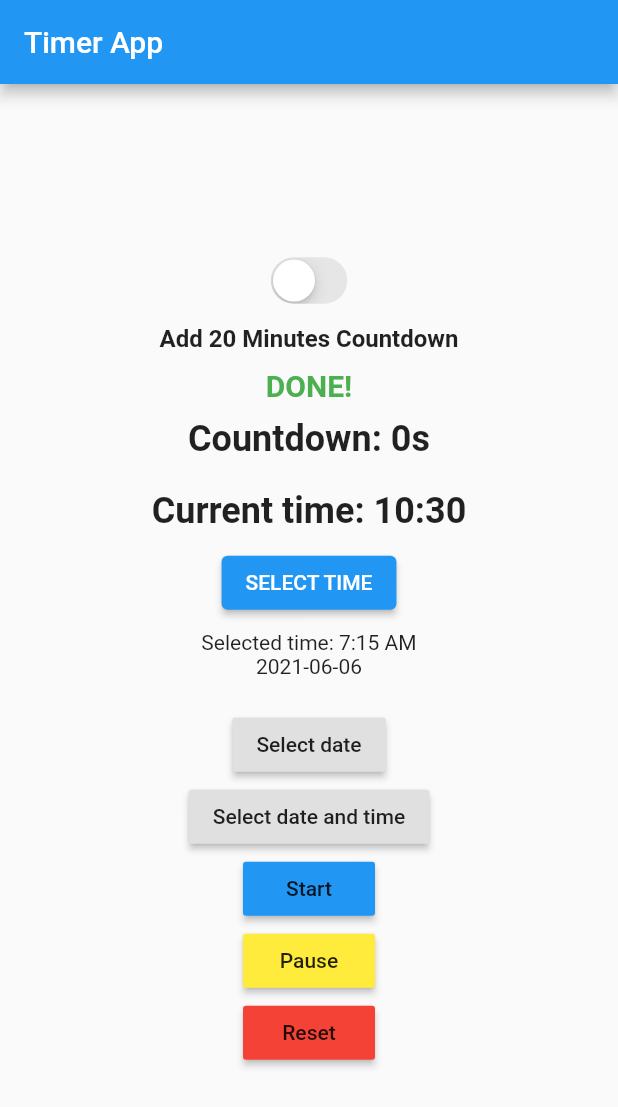
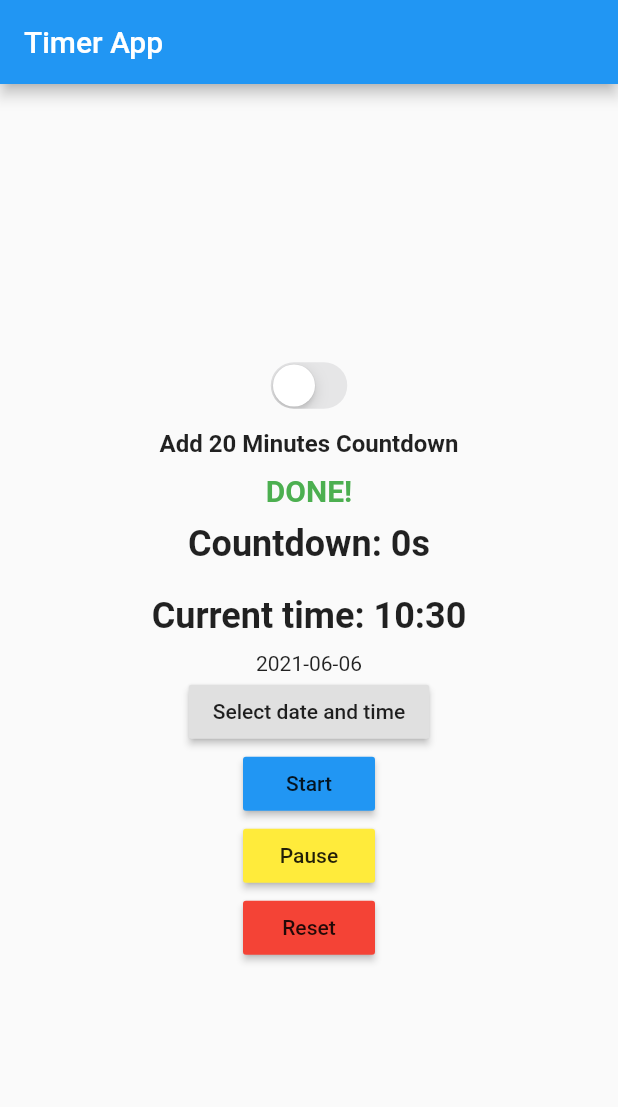
Before and after one commit to ravikesh4/countdown, a Flutter app: the screen it shows after launch, after a tap on "Select date and time", on a phone screen of 412 x 824 dp. Shown: the top 1107 px of the screen. Run offline on Flutter 3.47's test engine with Material 2 defaults, Android fonts, the phone set to English and light mode, and no system bars; our stand-ins replace flutter_datetime_picker.

Commit message:
done-widthout-bloc

```diff
--- a/lib/home_page.dart
+++ b/lib/home_page.dart
@@ -55,7 +55,8 @@ class _MyHomePageState extends State<MyHomePage> {
 
   DateTime selectedDate = DateTime.now();
   var differenceInDays = 0;
-  String formattedDate = DateFormat('kk:mm:ss').format(DateTime.now());
+  String formattedDate = DateFormat('kk:mm:ss ').format(DateTime.now());
+  DateTime dateTimeNow = DateTime.now();
 
   Future<void> _selectDate(BuildContext context) async {
     final DateTime picked = await showDatePicker(
@@ -63,7 +64,6 @@ class _MyHomePageState extends State<MyHomePage> {
         initialDate: selectedDate,
         firstDate: DateTime.now(),
         lastDate: DateTime(2101));
-    DateTime dateTimeNow = DateTime.now();
     if (picked != null && picked != selectedDate)
       setState(() {
         selectedDate = picked;
@@ -185,33 +185,18 @@ class _MyHomePageState extends State<MyHomePage> {
                 ),
               ),
             ),
-            ElevatedButton(
-              onPressed: _selectTime,
-              child: Text('SELECT TIME'),
-            ),
-            SizedBox(height: 8),
-            Text(
-              'Selected time: ${_time.format(context)}',
-            ),
             Text("${selectedDate.toLocal()}".split(' ')[0]),
-            SizedBox(
-              height: 20.0,
-            ),
-            RaisedButton(
-              onPressed: () => _selectDate(context),
-              child: Text('Select date'),
-            ),
             RaisedButton(
               onPressed: () {
                 DatePicker.showDateTimePicker(context, showTitleActions: true,
-                onChanged: (date) {
-                print('change $date in time zone ' +
-                date.timeZoneOffset.inHours.toString());
+                    onChanged: (date) {
+                  print('change $date in time zone ' +
+                      date.timeZoneOffset.inHours.toString());
                 }, onConfirm: (date) {
-                print('confirm $date');
-                },
-                currentTime: DateTime.now(),
-                locale: LocaleType.en);
+                  print('confirm $date');
+                  _counter = date.difference(dateTimeNow).inSeconds;
+                  _startTimer();
+                }, currentTime: DateTime.now(), locale: LocaleType.en);
               },
               child: Text('Select date and time'),
             ),
```
